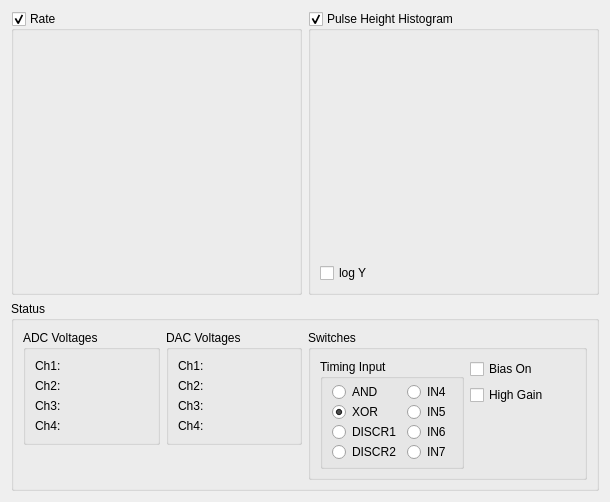
Qt form muondetector-gui-1.0.2/src/main/status.ui (liukai-tech/muondetector) before a commit.
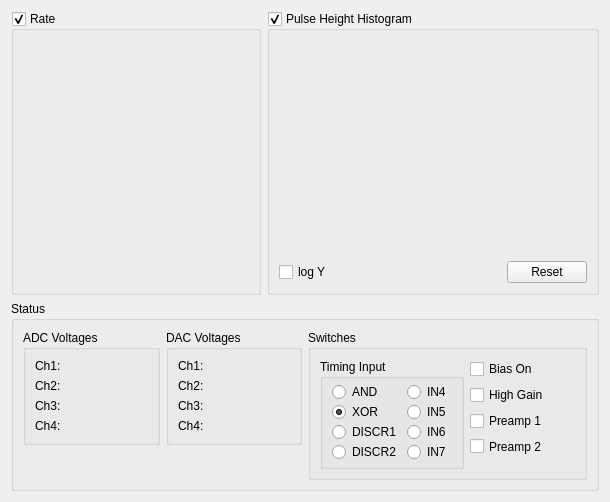
The same form after that commit. Custom widgets are drawn as their Qt base class.

Commit message: implemented setting and readback of all switches: H/L gain, preamp bias and bias; added reset button for histogram

Patch:
```diff
--- a/muondetector-gui-1.0.2/src/main/status.ui
+++ b/muondetector-gui-1.0.2/src/main/status.ui
@@ -13,11 +13,17 @@
   <property name="windowTitle">
    <string>Form</string>
   </property>
-  <layout class="QGridLayout" name="gridLayout_9">
+  <layout class="QGridLayout" name="gridLayout_6">
    <item row="0" column="0">
     <layout class="QHBoxLayout" name="horizontalLayout_2">
      <item>
       <widget class="QGroupBox" name="ratePlotGroupBox">
+       <property name="minimumSize">
+        <size>
+         <width>250</width>
+         <height>0</height>
+        </size>
+       </property>
        <property name="title">
         <string>Rate</string>
        </property>
@@ -45,10 +51,8 @@
        <property name="checkable">
         <bool>true</bool>
        </property>
-       <layout class="QGridLayout" name="gridLayout_6">
-        <item row="0" column="0">
          <layout class="QGridLayout" name="gridLayout_5">
-          <item row="0" column="0">
+        <item row="0" column="0" colspan="3">
            <widget class="CustomHistogram" name="pulseHeightHistogram" native="true"/>
           </item>
           <item row="1" column="0">
@@ -58,7 +62,25 @@
             </property>
            </widget>
           </item>
-         </layout>
+        <item row="1" column="1">
+         <spacer name="horizontalSpacer">
+          <property name="orientation">
+           <enum>Qt::Horizontal</enum>
+          </property>
+          <property name="sizeHint" stdset="0">
+           <size>
+            <width>160</width>
+            <height>20</height>
+           </size>
+          </property>
+         </spacer>
+        </item>
+        <item row="1" column="2">
+         <widget class="QPushButton" name="resetHistoPushButton">
+          <property name="text">
+           <string>Reset</string>
+          </property>
+         </widget>
         </item>
        </layout>
       </widget>
@@ -393,6 +415,20 @@
                </property>
               </widget>
              </item>
+             <item>
+              <widget class="QCheckBox" name="preamp1CheckBox">
+               <property name="text">
+                <string>Preamp 1</string>
+               </property>
+              </widget>
+             </item>
+             <item>
+              <widget class="QCheckBox" name="preamp2CheckBox">
+               <property name="text">
+                <string>Preamp 2</string>
+               </property>
+              </widget>
+             </item>
             </layout>
            </item>
            <item row="1" column="1">
```
Lines whose indentation alone changed are shown as unchanged. The commit also changes 8 other files.
